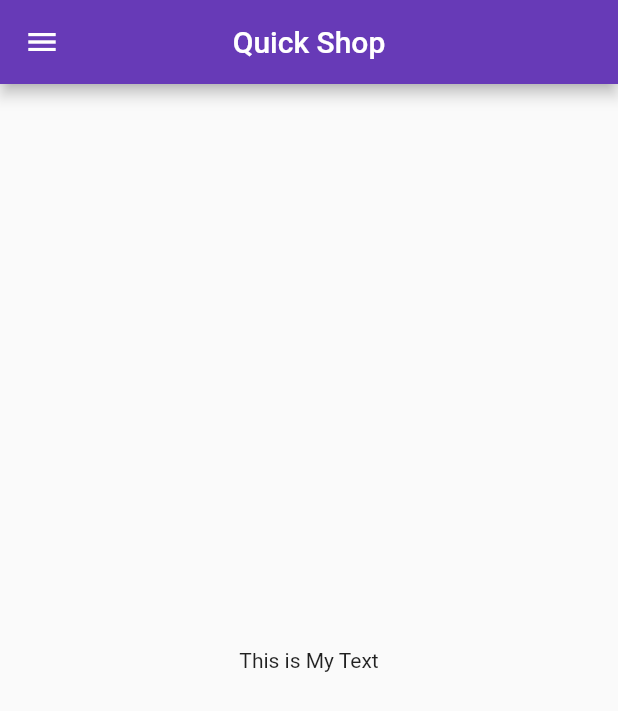
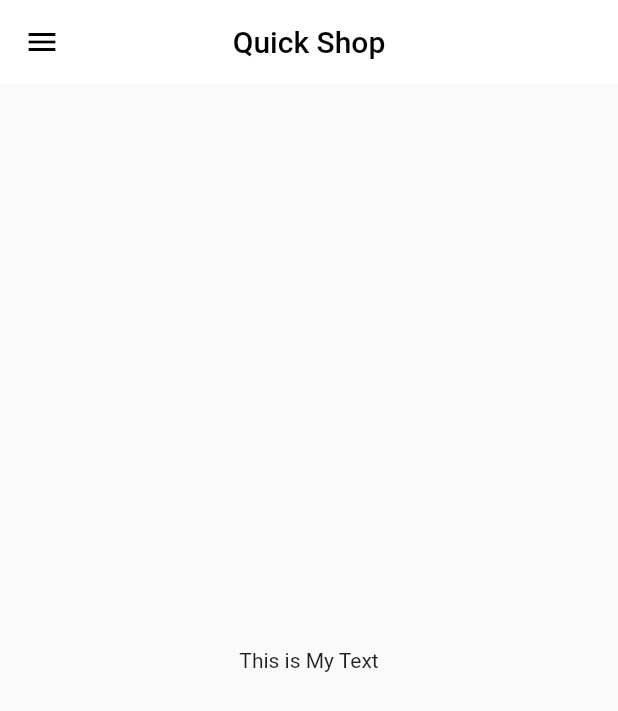
Before and after one commit to panchalravi004/Flutter_App, a Flutter app: the screen it shows after launch, on a phone screen of 412 x 824 dp. Shown: the top 711 px of the screen. Run offline on Flutter 3.47's test engine with Material 2 defaults, Android fonts, the phone set to English and light mode, and no system bars.

Commit message:
Theme Done

```diff
--- a/lib/main.dart
+++ b/lib/main.dart
@@ -1,6 +1,7 @@
 import 'package:flutter/material.dart';
 import 'package:my_app/pages/home_page.dart';
 import 'package:my_app/pages/login_page.dart';
+import 'package:my_app/widgets/themes.dart';
 
 import 'utils/routes.dart';
 
@@ -15,9 +16,9 @@ class MyApp extends StatelessWidget {
   Widget build(BuildContext context) {
     return MaterialApp(
       //home: HomePage(),
-      theme: ThemeData(
-        brightness: Brightness.light,
-      ),
+      themeMode: ThemeMode.light,
+      theme: MyTheme.lighttheme(context),
+
       initialRoute: MyRoutes.homeroutes,
       debugShowCheckedModeBanner: false,
       routes: {
--- a/lib/pages/home_page.dart
+++ b/lib/pages/home_page.dart
@@ -9,9 +9,8 @@ class HomePage extends StatelessWidget {
   Widget build(BuildContext context) {
     return Scaffold(
         appBar: AppBar(
-          title: Text("Quick Shop"),
+          title: Text("Quick Shop",style: TextStyle(color: Colors.black),),
           centerTitle: true,
-          backgroundColor: Colors.deepPurple,
         ),
         body: Center(
           child:Container(
--- /dev/null
+++ b/lib/widgets/themes.dart
@@ -0,0 +1,26 @@
+// ignore_for_file: prefer_const_constructors, duplicate_ignore
+
+import 'package:flutter/material.dart';
+
+class MyTheme {
+  static ThemeData lighttheme(BuildContext context) => ThemeData(
+        brightness: Brightness.light,
+        // ignore: prefer_const_constructors
+        appBarTheme: AppBarTheme(
+          color: Colors.white,
+          elevation: 0.0,
+          iconTheme: IconThemeData(color: Colors.black),
+          //textTheme: Theme.of(context).textTheme,
+        ),
+      );
+  // static ThemeData darktheme(BuildContext context) => ThemeData(
+  //   brightness: Brightness.light,
+  //   // ignore: prefer_const_constructors
+  //   appBarTheme: AppBarTheme(
+  //     color: Colors.white,
+  //     elevation: 0.0,
+  //     iconTheme: IconThemeData(color: Colors.black),
+  //     //textTheme: Theme.of(context).textTheme,
+  //   ),
+  // );
+}
```
